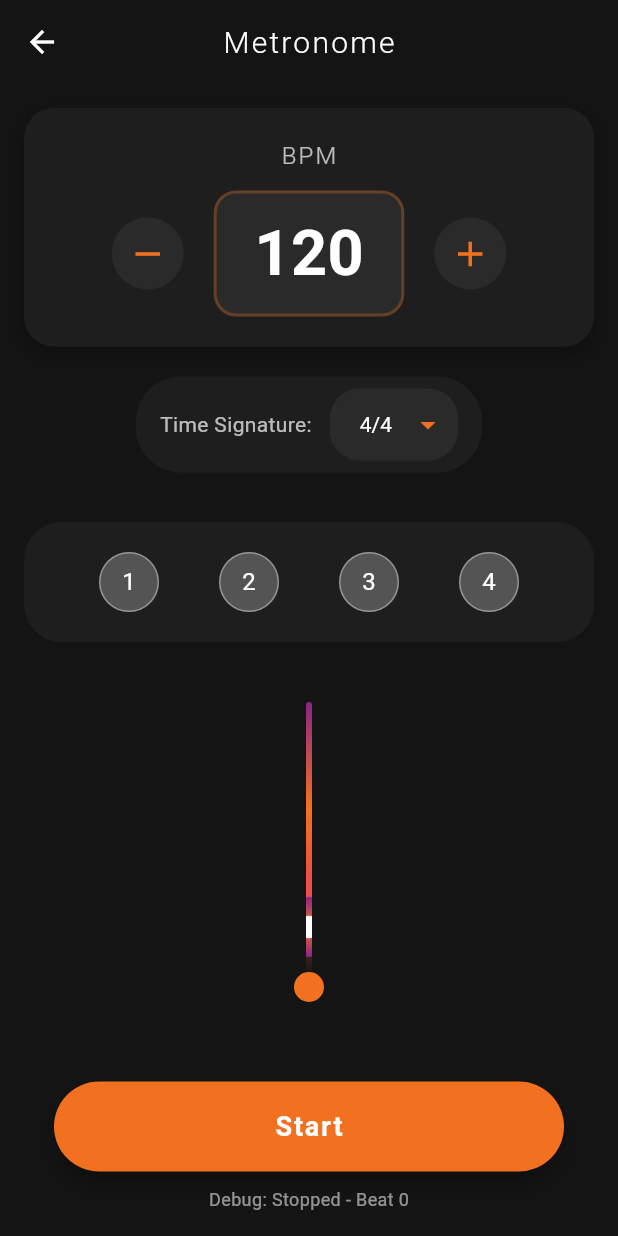
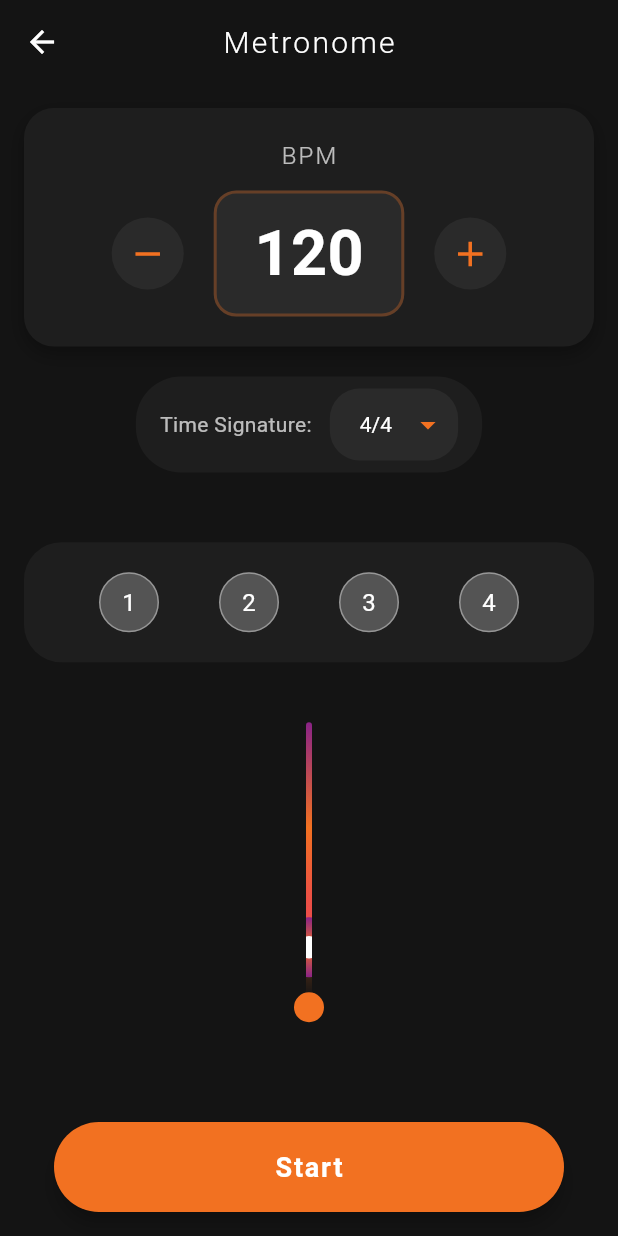
Before and after one commit to Nimesh07Lawati/guitartuner, a Flutter app: the screen it shows after launch, after a tap on "Metronome", on a phone screen of 412 x 824 dp. Run offline on Flutter 3.47's test engine with Material 3 defaults, Android fonts, the phone set to English and light mode, and no system bars; our stand-ins replace audioplayers, permission_handler, syncfusion_flutter_gauges; missing offline and left inert: flutter_audio_capture, pitch_detector_dart; statements that could not run were skipped.

Commit message:
fix:  removed the debuggin view in the metronome

```diff
--- a/lib/view/screens/metronome_screen/metronome_view.dart
+++ b/lib/view/screens/metronome_screen/metronome_view.dart
@@ -185,13 +185,6 @@ class _MetronomeScreenState extends State<MetronomeScreen>
                       ),
                     ),
                   ),
-
-                  // Debug info (remove after testing)
-                  const SizedBox(height: 10),
-                  Text(
-                    'Debug: ${controller.isPlaying ? "Playing" : "Stopped"} - Beat ${controller.currentBeat}',
-                    style: const TextStyle(color: Colors.white54, fontSize: 12),
-                  ),
                 ],
               ),
             ),
```
